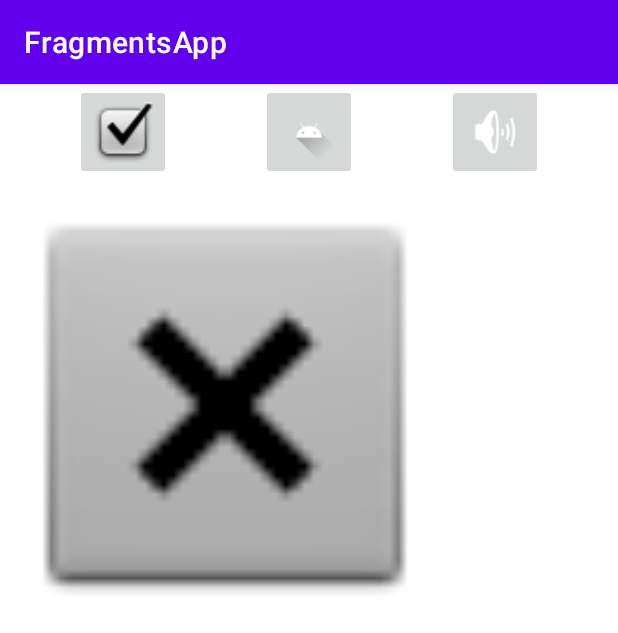
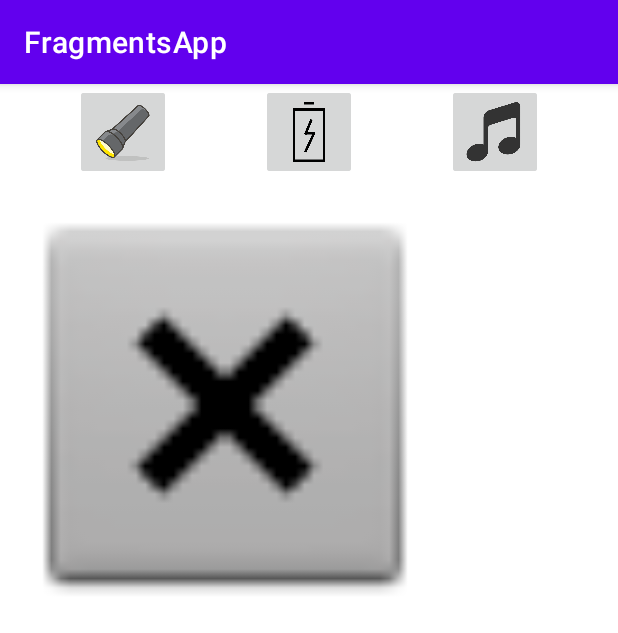
Before and after one commit to kgalarza95/fragments-android-sutudio, an Android app: the screen it shows after launch (ActividadHerramientas), after a tap on an icon or button, on a phone screen of 412 x 824 dp. Shown: the top 633 px of the screen. Run offline under Robolectric (Android 15) with nearby library versions, the phone set to English and light mode, and no system bars.

Commit message:
se finaliza el proyecto de uso de fragments con iluminación de botones

```diff
--- a/app/src/main/java/com/example/fragmentsapp/ActividadHerramientas.java
+++ b/app/src/main/java/com/example/fragmentsapp/ActividadHerramientas.java
@@ -4,15 +4,17 @@ import androidx.appcompat.app.AppCompatActivity;
 import androidx.fragment.app.Fragment;
 import androidx.fragment.app.FragmentManager;
 import androidx.fragment.app.FragmentTransaction;
+
 import android.os.Bundle;
 
-public class ActividadHerramientas extends AppCompatActivity implements ComunicaMenu{
+public class ActividadHerramientas extends AppCompatActivity implements ComunicaMenu {
 
     // id de botones de la vista del fragment
    /* private final int[] ID_FRAGMENTOS = {R.layout.fragment_linterna, R.layout.fragment_musica,
             R.layout.fragment_nivel};*/
 
     Fragment[] misFragmentos;
+
     @Override
     protected void onCreate(Bundle savedInstanceState) {
         super.onCreate(savedInstanceState);
@@ -43,6 +45,20 @@ public class ActividadHerramientas extends AppCompatActivity implements Comunica
         FragmentManager miManejador = getSupportFragmentManager();//getFragmentManager();
         FragmentTransaction miTrnsaccion = miManejador.beginTransaction();
 
+
+        //------------------------------------------------------------------------------------------
+        Fragment menuIlumminado = new Menu();
+
+        //pasar la información del boton pulsado al nuevo fragment
+        Bundle bundle = new Bundle();
+        bundle.putInt("btnPulsado", botonPress);
+        //reemplazar menu nt por menu ilumminado
+        menuIlumminado.setArguments(bundle);
+        miTrnsaccion.replace(R.id.menu, menuIlumminado);
+        //------------------------------------------------------------------------------------------
+
+
+        //remplazar fragmento actual con el nuevo indicado en el contenedor
         miTrnsaccion.replace(R.id.contenedor_fragment, misFragmentos[botonPress]);
         miTrnsaccion.commit();
     }
--- a/app/src/main/java/com/example/fragmentsapp/Menu.java
+++ b/app/src/main/java/com/example/fragmentsapp/Menu.java
@@ -14,6 +14,9 @@ public class Menu extends Fragment {
 
     // id de botones de la vista del fragment
     private final int[] BOTONES_MENU = {R.id.linterna, R.id.musica, R.id.nivel};
+    private final int[] BOTONES_SELECTED = {R.drawable.linterna2, R.drawable.misca2, R.drawable.nivel2};
+
+    private int botonIlum = 99999;
 
     public Menu() {
     }
@@ -42,11 +45,19 @@ public class Menu extends Fragment {
 
         //identificar en que actividad me encuentro y que botón fue pulsado
 
+        if (getArguments() != null) {
+            botonIlum = getArguments().getInt("btnPulsado");
+        }
+
         ImageButton btnMenu;
 
         for (int i = 0; i < this.BOTONES_MENU.length; i++) {
             //obtener los botones de la vista y agregarles eventos a cada uno.
             btnMenu = (ImageButton) vistaMenu.findViewById(BOTONES_MENU[i]);
+
+            if (botonIlum == i) {
+                btnMenu.setImageResource(this.BOTONES_SELECTED[i]);
+            }
 
             final int miBoton = i;
 
--- a/app/src/main/res/layout/fragment_menu.xml
+++ b/app/src/main/res/layout/fragment_menu.xml
@@ -18,7 +18,7 @@
         <ImageButton
             android:id="@+id/linterna"
             style="@style/botones"
-            android:src="@android:drawable/checkbox_on_background">
+            android:src="@drawable/linterna">
 
         </ImageButton>
 
@@ -27,7 +27,7 @@
         <ImageButton
             android:id="@+id/nivel"
             style="@style/botones"
-            android:src="@drawable/ic_launcher_foreground">
+            android:src="@drawable/nivel">
 
         </ImageButton>
 
@@ -36,7 +36,7 @@
         <ImageButton
             android:id="@+id/musica"
             style="@style/botones"
-            android:src="@android:drawable/ic_lock_silent_mode_off">
+            android:src="@drawable/musica">
 
         </ImageButton>
     </LinearLayout>
```
Also changed, not shown: app/src/main/res/drawable/linterna.png (added), app/src/main/res/drawable/linterna2.png (added), app/src/main/res/drawable/misca2.png (added), app/src/main/res/drawable/musica.png (added), app/src/main/res/drawable/nivel.png (added), app/src/main/res/drawable/nivel2.png (added).
